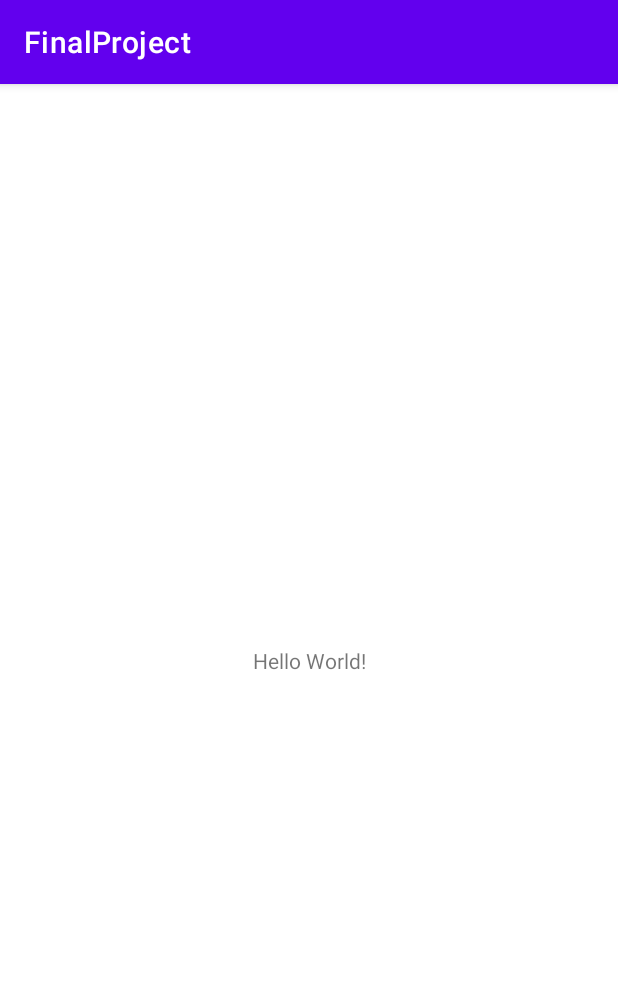
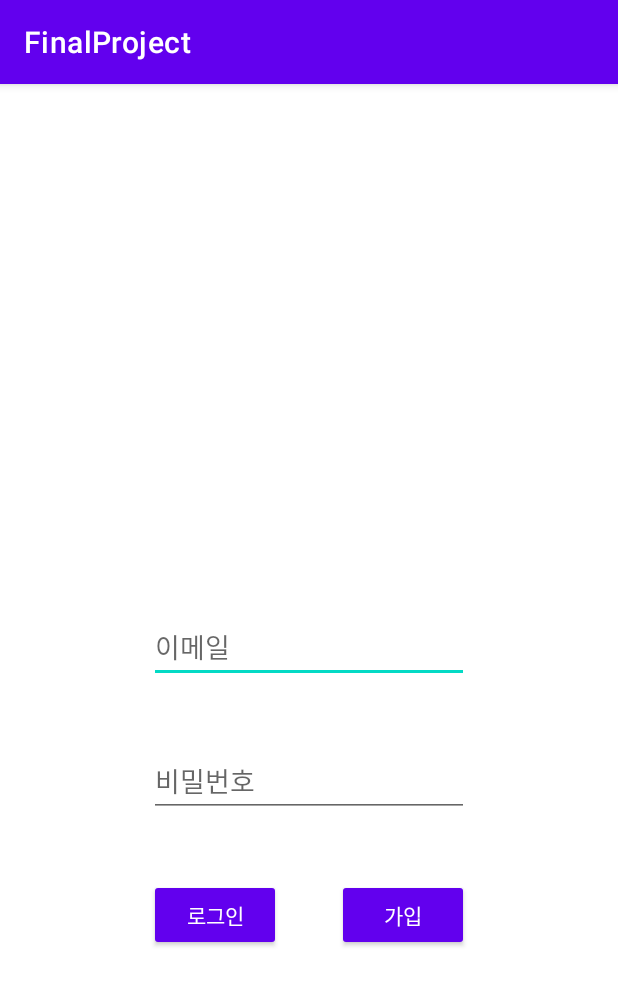
Before and after one commit to hyun9-9/FinalProject, an Android app: the screen it shows after launch (MainActivity before the commit, login after it), on a phone screen of 412 x 824 dp. Shown: the top 985 px of the screen. Run offline under Robolectric (Android 15) with nearby library versions, the light colour scheme and no system bars; our stand-ins replace Volley.

Commit message:
login and join

```diff
--- a/app/build.gradle
+++ b/app/build.gradle
@@ -29,7 +29,7 @@ android {
 }
 
 dependencies {
-
+    implementation 'com.android.volley:volley:1.2.1'
     implementation 'androidx.appcompat:appcompat:1.6.1'
     implementation 'com.google.android.material:material:1.8.0'
     implementation 'androidx.constraintlayout:constraintlayout:2.1.4'
--- a/app/src/main/java/com/example/finalproject/MainActivity.java
+++ b/app/src/main/java/com/example/finalproject/MainActivity.java
@@ -2,6 +2,7 @@ package com.example.finalproject;
 
 import androidx.appcompat.app.AppCompatActivity;
 
+import android.content.Intent;
 import android.os.Bundle;
 
 public class MainActivity extends AppCompatActivity {
@@ -10,5 +11,7 @@ public class MainActivity extends AppCompatActivity {
     protected void onCreate(Bundle savedInstanceState) {
         super.onCreate(savedInstanceState);
         setContentView(R.layout.activity_main);
+        Intent intent = new Intent( MainActivity.this, login.class );
+        startActivity(intent);
     }
 }
--- /dev/null
+++ b/app/src/main/java/com/example/finalproject/login.java
@@ -0,0 +1,91 @@
+package com.example.finalproject;
+
+import android.content.Intent;
+import android.os.Bundle;
+import android.view.View;
+import android.widget.Button;
+import android.widget.EditText;
+import android.widget.Toast;
+
+import androidx.appcompat.app.AppCompatActivity;
+
+import com.android.volley.RequestQueue;
+import com.android.volley.Response;
+import com.android.volley.toolbox.Volley;
+
+import org.json.JSONException;
+import org.json.JSONObject;
+
+public class login extends AppCompatActivity {
+
+    private EditText login_email, login_password;
+    private Button login_button, join_button;
+
+    @Override
+    protected void onCreate(Bundle savedInstanceState) {
+        super.onCreate( savedInstanceState );
+        setContentView( R.layout.activity_login );
+
+        login_email = findViewById( R.id.login_email );
+        login_password = findViewById( R.id.login_password );
+
+        join_button = findViewById( R.id.join_button );
+        join_button.setOnClickListener( new View.OnClickListener() {
+            @Override
+            public void onClick(View view) {
+                Intent intent = new Intent( login.this, join.class );
+                startActivity( intent );
+            }
+        });
+
+
+        login_button = findViewById( R.id.login_button );
+        login_button.setOnClickListener( new View.OnClickListener() {
+            @Override
+            public void onClick(View view) {
+                String UserEmail = login_email.getText().toString();
+                String UserPwd = login_password.getText().toString();
+
+                Response.Listener<String> responseListener = new Response.Listener<String>() {
+                    @Override
+                    public void onResponse(String response) {
+                        try {
+                            JSONObject jsonObject = new JSONObject( response );
+                            JSONObject data_json=jsonObject.getJSONObject("data");
+                            JSONObject User_json=data_json.getJSONObject("user");
+                            String Email=User_json.getString("email");
+
+
+                            if(UserEmail.equals(Email)) {//로그인 성공시
+
+
+                                String Usermobile = User_json.getString( "mobile" );
+                                String UserName = User_json.getString( "name" );
+
+                                Toast.makeText( getApplicationContext(), String.format("%s님 환영합니다.", UserName), Toast.LENGTH_SHORT ).show();
+                                Intent intent = new Intent( login.this, MainActivity.class );
+
+                                intent.putExtra( "UserEmail", Email );
+                                intent.putExtra( "UserPwd", Usermobile );
+                                intent.putExtra( "UserName", UserName );
+
+                                startActivity( intent );
+
+                            } else {//로그인 실패시
+                                Toast.makeText( getApplicationContext(), "로그인에 실패하셨습니다.", Toast.LENGTH_SHORT ).show();
+                                return;
+                            }
+
+                        } catch (JSONException e) {
+                            e.printStackTrace();
+                        }
+                    }
+                };
+                LoginRequest loginRequest = new LoginRequest( UserEmail, UserPwd, responseListener );
+                RequestQueue queue = Volley.newRequestQueue( login.this );
+                queue.add( loginRequest );
+
+            }
+        });
+    }
+}
--- /dev/null
+++ b/app/src/main/res/layout/activity_login.xml
@@ -0,0 +1,61 @@
+<?xml version="1.0" encoding="utf-8"?>
+<androidx.constraintlayout.widget.ConstraintLayout xmlns:android="http://schemas.android.com/apk/res/android"
+    xmlns:app="http://schemas.android.com/apk/res-auto"
+    xmlns:tools="http://schemas.android.com/tools"
+    android:layout_width="match_parent"
+    android:layout_height="match_parent"
+    tools:context=".login">
+
+    <Button
+        android:id="@+id/login_button"
+        style="@style/defaultButton"
+        android:layout_width="wrap_content"
+        android:layout_height="wrap_content"
+        android:text="로그인"
+        app:layout_constraintBaseline_toBaselineOf="@+id/join_button"
+        app:layout_constraintStart_toStartOf="@+id/login_password" />
+
+    <EditText
+        android:id="@+id/login_email"
+        android:layout_width="wrap_content"
+        android:layout_height="wrap_content"
+        android:layout_marginBottom="41dp"
+        android:ems="10"
+        android:hint="이메일"
+        android:inputType="textEmailAddress"
+        app:layout_constraintBottom_toTopOf="@+id/login_password"
+        app:layout_constraintEnd_toEndOf="parent"
+        app:layout_constraintStart_toStartOf="parent" />
+
+    <EditText
+        android:id="@+id/login_password"
+        android:layout_width="wrap_content"
+        android:layout_height="wrap_content"
+        android:layout_marginBottom="41dp"
+        android:ems="10"
+        android:hint="비밀번호"
+        android:inputType="textPassword"
+        app:layout_constraintBottom_toTopOf="@+id/login_button"
+        app:layout_constraintStart_toStartOf="@+id/login_email" />
+
+    <ImageView
+        android:id="@+id/imageView3"
+        android:layout_width="55dp"
+        android:layout_height="55dp"
+        android:layout_marginBottom="41dp"
+        app:layout_constraintBottom_toTopOf="@+id/login_email"
+        app:layout_constraintEnd_toEndOf="parent"
+        app:layout_constraintStart_toStartOf="parent" />
+
+
+    <Button
+        android:id="@+id/join_button"
+        style="@style/defaultButton"
+        android:layout_width="wrap_content"
+        android:layout_height="wrap_content"
+        android:layout_marginBottom="190dp"
+        android:text="가입"
+        app:layout_constraintBottom_toBottomOf="parent"
+        app:layout_constraintEnd_toEndOf="@+id/login_password" />
+
+</androidx.constraintlayout.widget.ConstraintLayout>
--- a/app/src/main/res/values/colors.xml
+++ b/app/src/main/res/values/colors.xml
@@ -7,4 +7,8 @@
     <color name="teal_700">#FF018786</color>
     <color name="black">#FF000000</color>
     <color name="white">#FFFFFFFF</color>
+    <color name="colorPrimary">#FFC107</color>
+    <color name="colorPrimaryDark">#FF7043</color>
+    <color name="colorAccent">#FFAB40</color>
+    <color name="colorGray">#8C8C8C</color>
 </resources>
```
Also changed, not shown: app/src/main/AndroidManifest.xml (+8 -1 lines), app/src/main/java/com/example/finalproject/LoginRequest.java (added, +28 -0 lines), app/src/main/java/com/example/finalproject/RegisterRequest.java (added, +33 -0 lines), app/src/main/java/com/example/finalproject/ValidateRequest.java (added, +40 -0 lines), app/src/main/java/com/example/finalproject/join.java (added, +175 -0 lines), app/src/main/res/layout/activity_join.xml (added, +99 -0 lines), app/src/main/res/values/strings.xml (+18 -0 lines).
